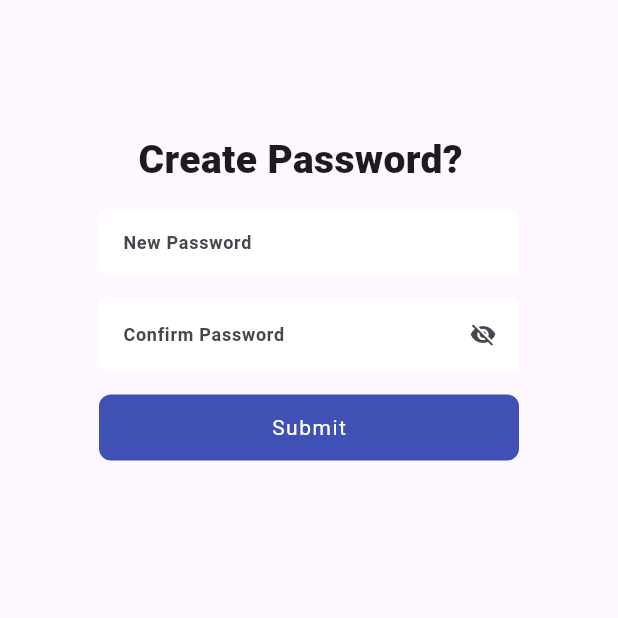
After one commit to JASEEMCP/major-project, a Flutter app: the CreateSignUp screen opened directly, on a phone screen of 412 x 824 dp, the top half of it. The commit adds this screen. Run offline on Flutter 3.47's test engine with Material 3 defaults, Android fonts, the phone set to English and light mode, and no system bars; our stand-ins replace cookie_jar, dio, flutter_bloc, flutter_secure_storage, freezed_annotation, gap and 5 more; accounts and stored records are empty.

Commit message:
sign up completed

```diff
--- a/web-club/lib/presentation/auth/login_screen.dart
+++ b/web-club/lib/presentation/auth/login_screen.dart
@@ -135,7 +135,9 @@ class ScreenLogin extends StatelessWidget {
                 Center(
                   child: CustomTextButton(
                     text: 'Create Account?',
-                    onTap: () {},
+                    onTap: () {
+                      context.go(ScreenPath.signup);
+                    },
                   ),
                 ),
               ],
--- /dev/null
+++ b/web-club/lib/presentation/auth/sign_up/create_sign_up.dart
@@ -0,0 +1,151 @@
+import 'package:app/infrastructure/env/env.dart';
+import 'package:app/presentation/widget/custom_elevated_button.dart';
+import 'package:app/presentation/widget/custom_text_field.dart';
+import 'package:app/resource/utils/common_lib.dart';
+import 'package:app/resource/utils/extensions.dart';
+import 'package:dio/dio.dart';
+
+class CreateSignUp extends StatefulWidget {
+  const CreateSignUp({super.key});
+
+  @override
+  State<CreateSignUp> createState() => _ForgotPwdViewState();
+}
+
+class _ForgotPwdViewState extends State<CreateSignUp> {
+  final List<TextEditingController> _pwdController =
+      List.generate(3, (_) => generateTextController());
+
+  final _formKey = generateFormKey();
+
+  final ValueNotifier<bool> _isLoading = ValueNotifier(false);
+
+  _changePassword(BuildContext ctx) async {
+    if (_formKey.currentState!.validate()) {
+      try {
+        _isLoading.value = true;
+        final response = await dioClient.dio.post(
+          '${Env().apiBaseUrl}/home/signup/password/',
+          data: {
+            'password': _pwdController[2].text.trim(),
+            'user_type': "Club",
+          },
+        );
+        if (response.statusCode == 200) {
+          _isLoading.value = false;
+          if (ctx.mounted) {
+            ctx.showCustomSnackBar(
+                'Password changed successfully', Colors.green);
+            ctx.go(ScreenPath.login);
+          }
+        } else {
+          _isLoading.value = false;
+        }
+      } on DioException catch (e) {
+        if (ctx.mounted) {
+          ctx.showCustomSnackBar(
+              e.response?.data['message'] ?? 'An error occurred');
+          _isLoading.value = false;
+        }
+      }
+    }
+  }
+
+  final ValueNotifier<bool> _isObscure = ValueNotifier(true);
+  @override
+  Widget build(BuildContext context) {
+    final inset = $style.insets;
+    return Scaffold(
+      body: SingleChildScrollView(
+        child: Center(
+          child: Column(
+            mainAxisAlignment: MainAxisAlignment.start,
+            crossAxisAlignment: CrossAxisAlignment.center,
+            children: [
+              Gap(inset.offset),
+              Gap(inset.xs),
+              Align(
+                alignment: const Alignment(-0.056, 0),
+                child: Text(
+                  'Create Password?',
+                  textAlign: TextAlign.center,
+                  style: $style.text.textEB26.copyWith(),
+                ),
+              ),
+              Gap(inset.sm),
+              ValueListenableBuilder(
+                valueListenable: _isObscure,
+                builder: (context, isObscure, _) {
+                  return Form(
+                    key: _formKey,
+                    child: Column(
+                      spacing: inset.sm,
+                      children: [
+                        CustomTextField(
+                          hint: 'New Password',
+                          isObscure: isObscure,
+                          controller: _pwdController[1],
+                          validator: (p0) {
+                            if (p0!.trim().isEmpty) {
+                              return '* Password Required';
+                            }
+                            if (_pwdController.isValidPasswordAt(1)) {
+                              return '* Password must be at least 8 characters long and include a number and a special character';
+                            }
+                            return null;
+                          },
+                        ),
+                        CustomTextField(
+                          hint: 'Confirm Password',
+                          controller: _pwdController[2],
+                          isObscure: isObscure,
+                          validator: (p0) {
+                            if (p0!.trim().isEmpty) {
+                              return '* Password Required';
+                            }
+                            if (_pwdController.isValidPasswordAt(2)) {
+                              return '* Password must be at least 8 characters long and include a number and a special character';
+                            }
+                            if (![_pwdController[1], _pwdController[2]]
+                                .allSame()) {
+                              return '* Passwords do not match';
+                            }
+                            return null;
+                          },
+                          suffix: IconButton(
+                            icon: Icon(isObscure
+                                ? Icons.visibility_off
+                                : Icons.visibility),
+                            onPressed: () {
+                              _isObscure.value = !isObscure;
+                            },
+                          ),
+                        ),
+                      ],
+                    ),
+                  );
+                },
+              ),
+              Gap(inset.sm),
+              ValueListenableBuilder(
+                valueListenable: _isLoading,
+                builder: (context, isSending, _) {
+                  return CustomButton(
+                    name: isSending ? "Submitting" : 'Submit',
+                    onTap: isSending
+                        ? null
+                        : () {
+                            if (_formKey.currentState!.validate()) {
+                              _changePassword(context);
+                            }
+                          },
+                  );
+                },
+              ),
+            ],
+          ),
+        ),
+      ),
+    );
+  }
+}
--- a/web-club/lib/router/auth_shell.dart
+++ b/web-club/lib/router/auth_shell.dart
@@ -1,6 +1,8 @@
 import 'package:app/presentation/auth/forgot_pwd/forgot_pwd_view.dart';
 import 'package:app/presentation/auth/forgot_pwd/reset_pwd_view.dart';
 import 'package:app/presentation/auth/login_screen.dart';
+import 'package:app/presentation/auth/sign_up/profile_submission.dart';
+import 'package:app/presentation/auth/sign_up/sign_up_screen.dart';
 import 'package:app/presentation/main_screen/auth_main.dart';
 import 'package:app/resource/utils/common_lib.dart';
 import 'package:app/router/transitions.dart';
@@ -51,6 +53,42 @@ class AuthShell {
             );
           },
         ),
+
+
+
+        // Signup
+        GoRoute(
+          parentNavigatorKey: _authNavigatorKey,
+          path: ScreenPath.signup,
+          pageBuilder: (context, state) {
+            return CustomTransitionPage(
+              transitionsBuilder: useNavChangeTransition,
+              child: SignUpScreen(),
+            );
+          },
+        ),
+
+        GoRoute(
+          parentNavigatorKey: _authNavigatorKey,
+          path: ScreenPath.signupPwd,
+          pageBuilder: (context, state) {
+            return  const CustomTransitionPage(
+              transitionsBuilder: useNavChangeTransition,
+              child: ProfileSubmission(),
+            );
+          },
+        ),
+        // Reset PWd
+        GoRoute(
+          parentNavigatorKey: _authNavigatorKey,
+          path: ScreenPath.signupProfile,
+          pageBuilder: (context, state) {
+            return  const CustomTransitionPage(
+              transitionsBuilder: useNavChangeTransition,
+              child: ProfileSubmission(),
+            );
+          },
+        ),
       ],
     ),
   ];
--- a/web-club/lib/router/router_path.dart
+++ b/web-club/lib/router/router_path.dart
@@ -6,6 +6,10 @@ class ScreenPath {
   static const login = '/login';
   static const resetPwd = '/reset-pwd';
   static const forgotPwd = '/forgot-pwd';
+  static const signup = '/signup';
+  static const signupPwd = '/signup-pwd';
+  static const signupProfile = '/signup-profile';
+
 
   /// Main Routes
 
```
Also changed, not shown: web-club/lib/presentation/auth/sign_up/profile_submission.dart (added, +12 -0 lines), web-club/lib/presentation/auth/sign_up/sign_up_screen.dart (added, +208 -0 lines).
